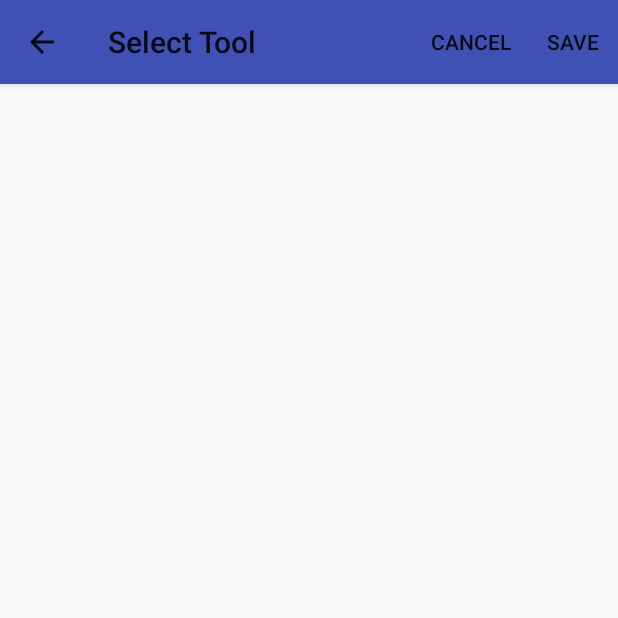
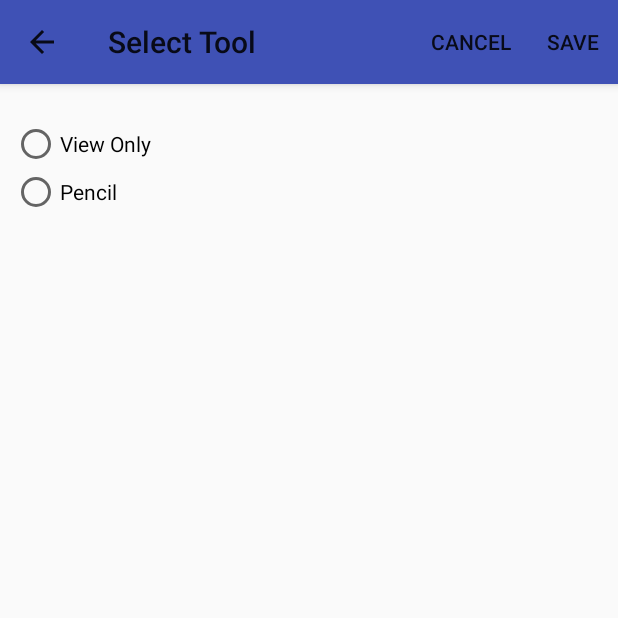
Before and after one commit to tbindseil/DrawWithFriends, an Android app: the ToolSelectionActivity screen opened directly, with no data from a screen before it, on a phone screen of 412 x 824 dp, the top half of it. Run offline under Robolectric (Android 15) with nearby library versions, the phone set to English and light mode, and no system bars.

Commit message:
basics of tool selection

```diff
--- a/app/src/main/res/layout/activity_tool_selection.xml
+++ b/app/src/main/res/layout/activity_tool_selection.xml
@@ -16,13 +16,27 @@
         app:popupTheme="@style/ThemeOverlay.AppCompat.Light">
     </android.support.v7.widget.Toolbar>
 
-    <LinearLayout
+    <RadioGroup
+        android:id="@+id/toolSelectGroup"
         android:layout_width="368dp"
         android:layout_height="378dp"
         android:layout_marginStart="8dp"
         android:layout_marginTop="80dp"
         android:orientation="vertical"
         app:layout_constraintStart_toStartOf="parent"
-        app:layout_constraintTop_toTopOf="parent"></LinearLayout>
+        app:layout_constraintTop_toTopOf="parent">
+
+        <RadioButton
+            android:id="@+id/viewOnlyButton"
+            android:layout_width="match_parent"
+            android:layout_height="wrap_content"
+            android:text="View Only" />
+
+        <RadioButton
+            android:id="@+id/pencilButton"
+            android:layout_width="match_parent"
+            android:layout_height="wrap_content"
+            android:text="Pencil" />
+    </RadioGroup>
 
 </android.support.constraint.ConstraintLayout>
--- a/app/src/main/res/values/strings.xml
+++ b/app/src/main/res/values/strings.xml
@@ -31,4 +31,11 @@
     <string name="ListPaintingsActivityTitle">List Painting</string>
     <string name="MainActivityTitle">Paint</string>
     <string name="ToolSelectionActivityTitle">Select Tool</string>
+
+    <!-- Strings for intents -->
+    <string name="tool_select_intent">Tool Select</string>
+
+    <!-- Strings for tool names -->
+    <string name="view_only_tool">View Only</string>
+    <string name="pencil_tool">Pencil</string>
 </resources>
```
Also changed, not shown: app/src/main/java/com/tj/drawwithfrineds/InputTool.java (added, +13 -0 lines), app/src/main/java/com/tj/drawwithfrineds/MainActivity.java (+14 -0 lines), app/src/main/java/com/tj/drawwithfrineds/ToolSelectionActivity.java (+35 -5 lines).
